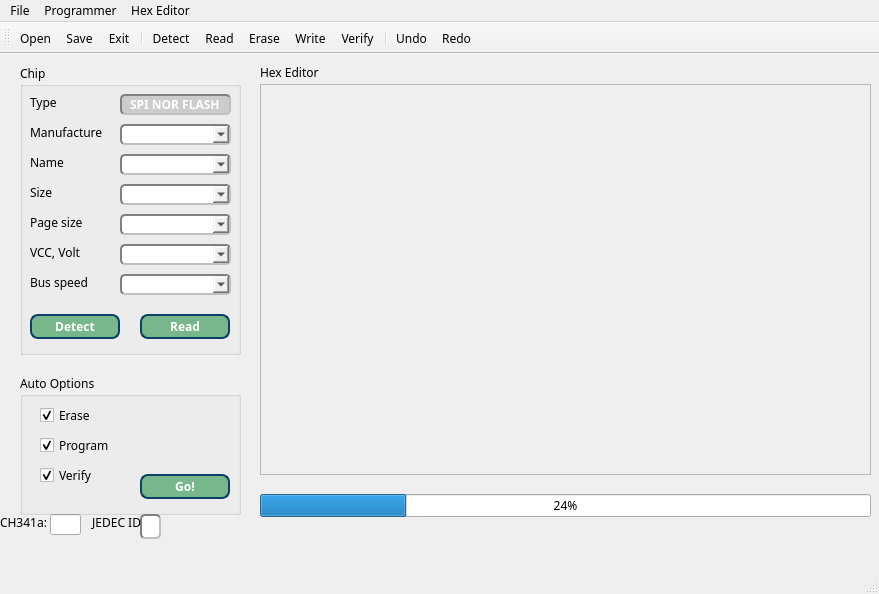
Above: mainwindow.ui from bigbigmdm/CH341a_spi_programmer before the change. Below: the same form after it.
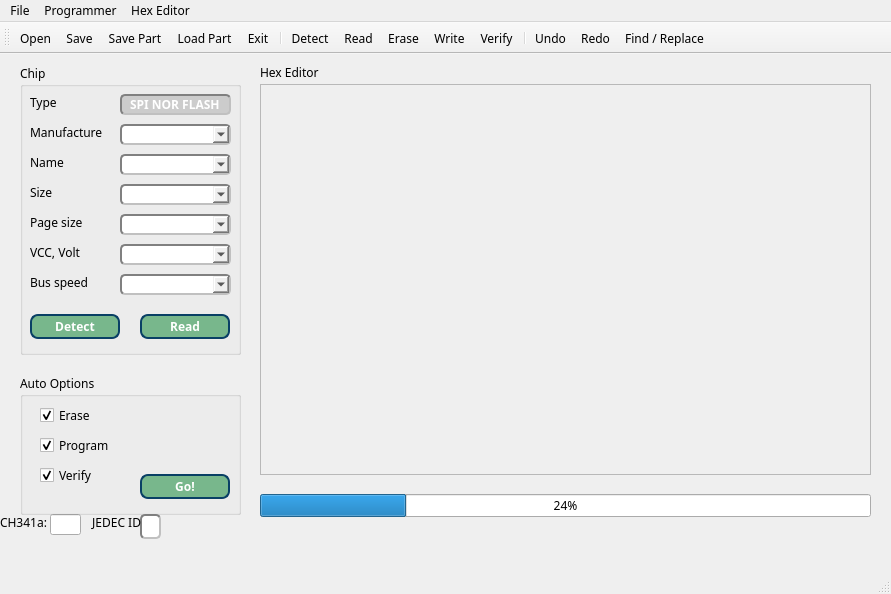
That is the form after the change. Icons and pictures are not drawn.

The edit to the form file:
```diff
--- a/mainwindow.ui
+++ b/mainwindow.ui
@@ -6,7 +6,7 @@
    <rect>
     <x>0</x>
     <y>0</y>
-    <width>879</width>
+    <width>891</width>
     <height>594</height>
    </rect>
   </property>
@@ -459,7 +459,7 @@
     <rect>
      <x>0</x>
      <y>0</y>
-     <width>879</width>
+     <width>891</width>
      <height>21</height>
     </rect>
    </property>
@@ -511,6 +511,8 @@
    </attribute>
    <addaction name="actionOpen"/>
    <addaction name="actionSave"/>
+   <addaction name="actionSave_Part"/>
+   <addaction name="actionLoad_Part"/>
    <addaction name="actionExit"/>
    <addaction name="separator"/>
    <addaction name="actionDetect"/>
@@ -521,6 +523,7 @@
    <addaction name="separator"/>
    <addaction name="actionUndo"/>
    <addaction name="actionRedo"/>
+   <addaction name="actionFind_Replace"/>
   </widget>
   <widget class="QStatusBar" name="statusBar"/>
   <action name="actionOpen">
@@ -656,7 +659,19 @@
     <string>Load Part</string>
    </property>
    <property name="shortcut">
-    <string>Ctrl+, Ctrl+Shift+O</string>
+    <string>, Ctrl+Shift+O</string>
+   </property>
+  </action>
+  <action name="actionFind_Replace">
+   <property name="icon">
+    <iconset resource="recource.qrc">
+     <normaloff>:/res/img/hexsearch64.png</normaloff>:/res/img/hexsearch64.png</iconset>
+   </property>
+   <property name="text">
+    <string>Find / Replace</string>
+   </property>
+   <property name="shortcut">
+    <string>Ctrl+F</string>
    </property>
   </action>
  </widget>
```
Left out of the diff: 16 changed lines with no effect on the pictures.
